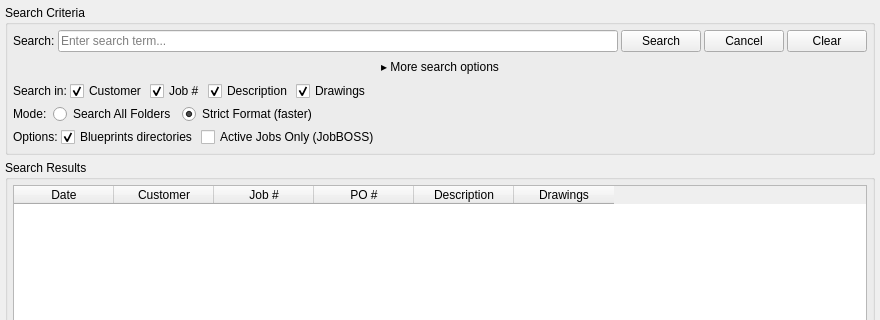
i-machine-things-org/JobDocs, file modules/search/ui/search_tab.ui: the form before one commit; both pictures show x 0 to 880 and y 0 to 320 of the 880 by 650 pixel window.
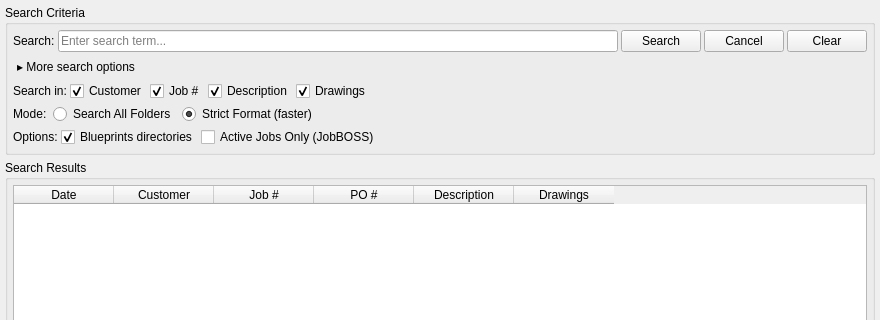
The form after the commit.

Commit message:
fix: left-align the More search options toggle button
A QPushButton placed directly in a QVBoxLayout item (no spacer) gets
centered by default since it isn't expanding to fill the row width.
Wrap it in its own QHBoxLayout with a trailing spacer, same left-justify
pattern already used by checkRow/modeRowLayout/optionsRow in this file.

Patch:
```diff
--- a/modules/search/ui/search_tab.ui
+++ b/modules/search/ui/search_tab.ui
@@ -90,6 +90,8 @@
        </layout>
       </item>
       <item>
+       <layout class="QHBoxLayout" name="moreOptionsToggleRow">
+        <item>
        <widget class="QPushButton" name="more_options_btn">
         <property name="sizePolicy">
          <sizepolicy hsizetype="Minimum" vsizetype="Fixed">
@@ -107,6 +109,21 @@
          <string>▸ More search options</string>
         </property>
        </widget>
+        </item>
+        <item>
+         <spacer name="horizontalSpacer_3">
+          <property name="orientation">
+           <enum>Qt::Horizontal</enum>
+          </property>
+          <property name="sizeHint" stdset="0">
+           <size>
+            <width>40</width>
+            <height>20</height>
+           </size>
+          </property>
+         </spacer>
+        </item>
+       </layout>
       </item>
       <item>
        <widget class="QWidget" name="more_options_content" native="true">
```
Lines whose indentation alone changed are shown as unchanged.
